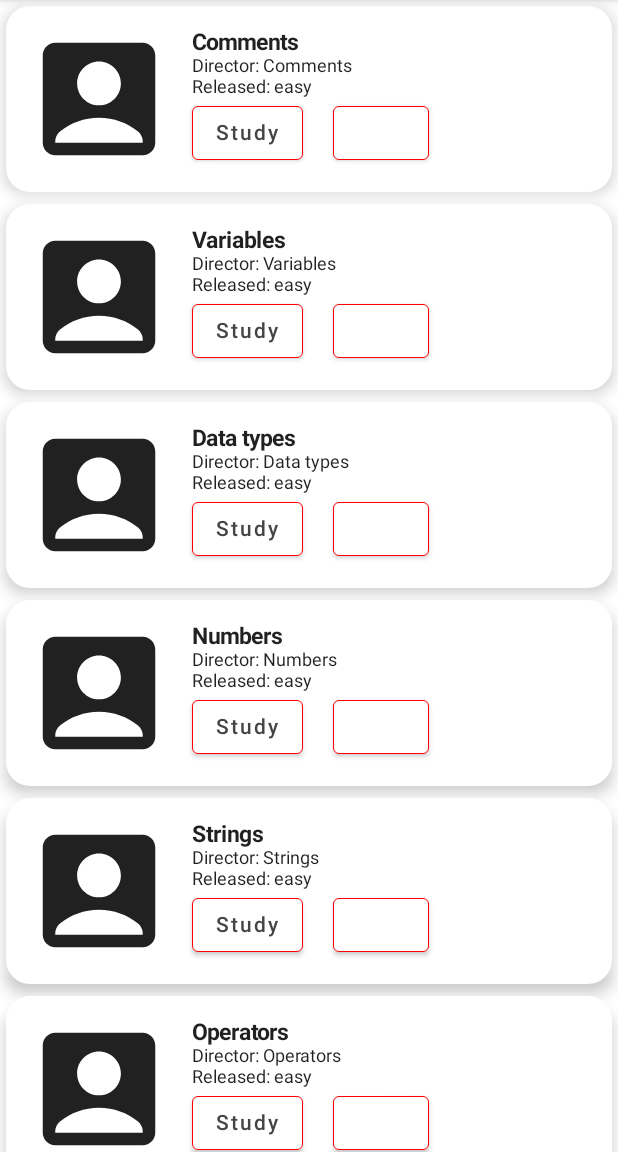
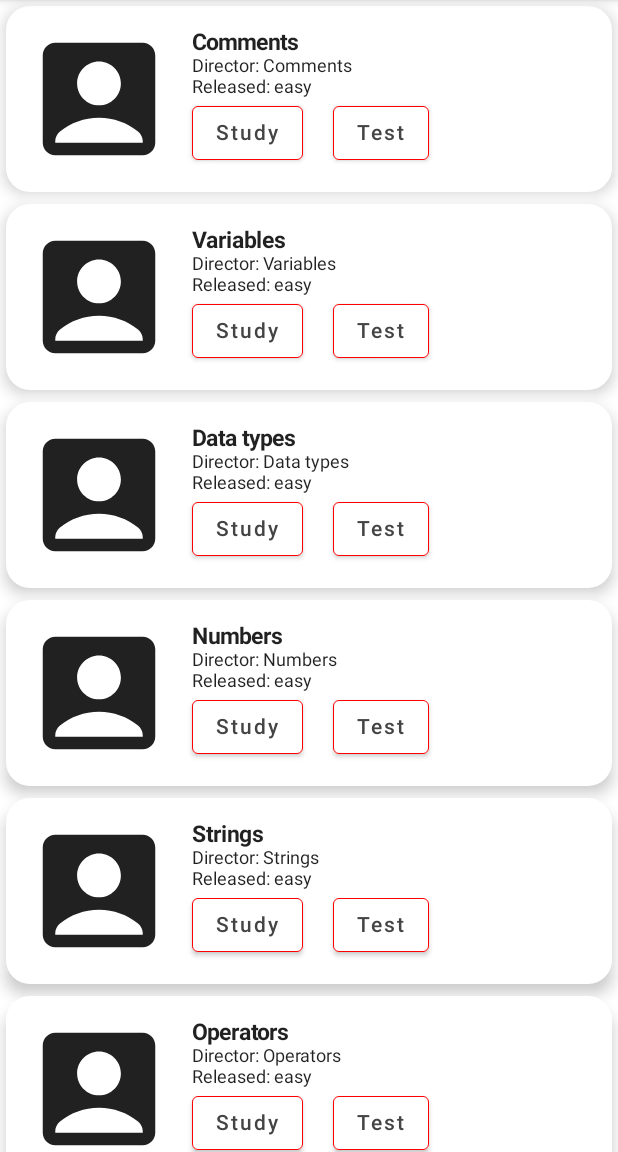
Before and after one commit to AliakseiBelabrovik/PythonCharmer, an Android app built with Jetpack Compose: the screen it shows after launch (MainActivity), on a phone screen of 412 x 824 dp, the part 84-1236 px from its top. Run offline under Robolectric (Android 15) with nearby library versions, the phone set to English and light mode, and no system bars; pictures from the network do not load.

Commit message:
changed text color in second btn

```diff
--- a/app/src/main/java/com/example/pythoncharmer/widgets/topicWidgets.kt
+++ b/app/src/main/java/com/example/pythoncharmer/widgets/topicWidgets.kt
@@ -94,7 +94,7 @@ fun singleTopic(topic: Topic, onClickItem: ( Int ) -> Unit = {}) {
                             //colors = ButtonDefaults.buttonColors(backgroundColor = Color.DarkGray),
                             colors = ButtonDefaults.outlinedButtonColors(contentColor = Color.Red)
                         ) {
-                            Text(text = "Test", color = Color.White)
+                            Text(text = "Test", color = Color.DarkGray)
                         }
                     }
                     /*
```
